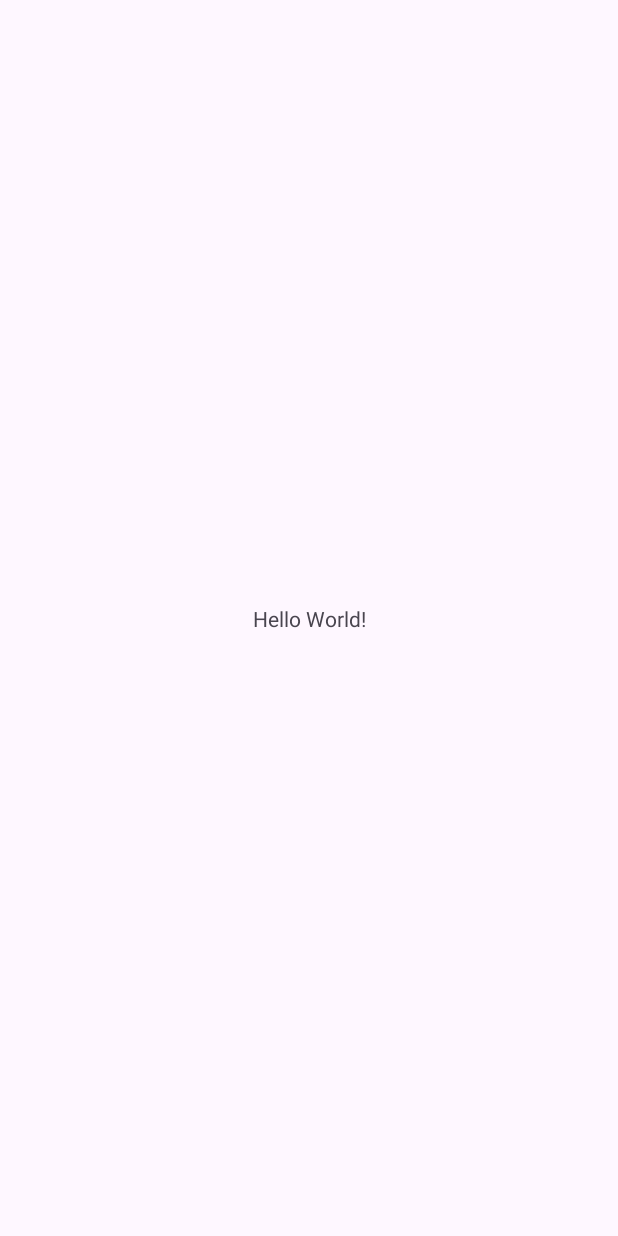
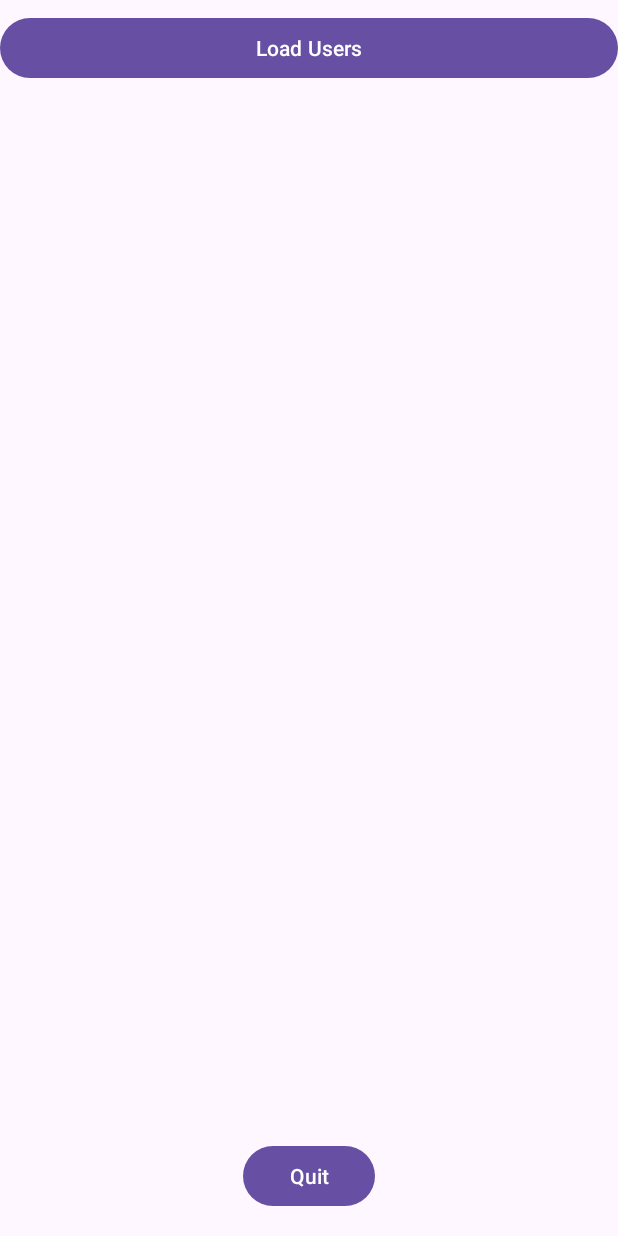
Before and after one commit to Elhakimy-younese/Mini_project, an Android app: the screen it shows after launch (MainActivity), on a phone screen of 412 x 824 dp. Before the commit the screen is almost empty. Run offline under Robolectric (Android 15) with nearby library versions, the phone set to English and light mode, and no system bars.

Commit message:
OnClickListener for Multiple Views

```diff
--- a/app/src/main/java/com/example/mini_project/MainActivity.java
+++ b/app/src/main/java/com/example/mini_project/MainActivity.java
@@ -2,13 +2,35 @@ package com.example.mini_project;
 
 import androidx.appcompat.app.AppCompatActivity;
 
+import android.annotation.SuppressLint;
 import android.os.Bundle;
+import android.util.Log;
+import android.view.View;
+import android.widget.Button;
+import android.widget.Toast;
 
-public class MainActivity extends AppCompatActivity {
-
+public class MainActivity extends AppCompatActivity implements View.OnClickListener {
+    Button loadusers, quit;
+    @SuppressLint("MissingInflatedId")
     @Override
     protected void onCreate(Bundle savedInstanceState) {
         super.onCreate(savedInstanceState);
         setContentView(R.layout.activity_main);
+
+        loadusers = findViewById(R.id.loaduser);
+        quit = findViewById(R.id.quit);
+
+        loadusers.setOnClickListener(this);
+        quit.setOnClickListener(this);
+
+    }
+
+    @Override
+    public void onClick(View v) {
+        if(v == loadusers){
+            Toast.makeText(this, "Loud Users", Toast.LENGTH_SHORT).show();
+        } else if (v.getId() == R.id.quit) {
+            finish();
+        }
     }
 }
--- a/app/src/main/res/layout/activity_main.xml
+++ b/app/src/main/res/layout/activity_main.xml
@@ -6,13 +6,21 @@
     android:layout_height="match_parent"
     tools:context=".MainActivity">
 
-    <TextView
+    <Button
+        android:id="@+id/loaduser"
+        android:layout_width="match_parent"
+        android:layout_height="wrap_content"
+        android:layout_marginTop="8dp"
+        android:text="Load Users"
+        app:layout_constraintTop_toTopOf="parent" />
+
+    <Button
+        android:id="@+id/quit"
         android:layout_width="wrap_content"
         android:layout_height="wrap_content"
-        android:text="Hello World!"
+        android:layout_marginBottom="16dp"
+        android:text="Quit"
         app:layout_constraintBottom_toBottomOf="parent"
         app:layout_constraintEnd_toEndOf="parent"
-        app:layout_constraintStart_toStartOf="parent"
-        app:layout_constraintTop_toTopOf="parent" />
-
+        app:layout_constraintStart_toStartOf="parent" />
 </androidx.constraintlayout.widget.ConstraintLayout>
```
